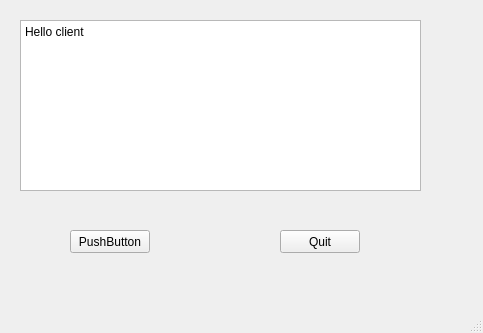
colouredpixie/GLBCQtApp, file client.ui: the form before one commit.
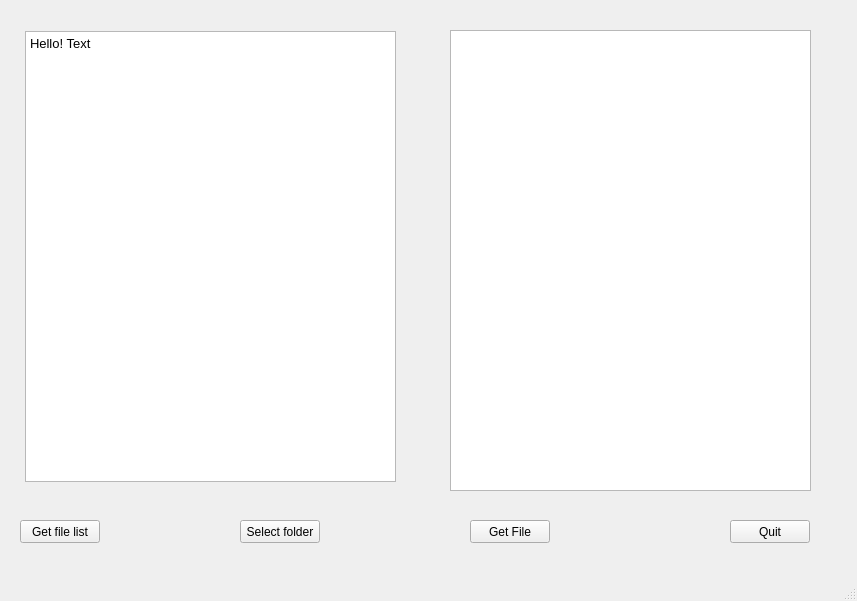
The form after the commit.

```diff
--- a/client.ui
+++ b/client.ui
@@ -6,51 +6,94 @@
    <rect>
     <x>0</x>
     <y>0</y>
-    <width>483</width>
-    <height>333</height>
+    <width>857</width>
+    <height>601</height>
    </rect>
   </property>
   <property name="windowTitle">
    <string>client</string>
   </property>
   <widget class="QWidget" name="centralwidget">
-   <widget class="QPushButton" name="pushButton">
-    <property name="geometry">
-     <rect>
-      <x>70</x>
-      <y>230</y>
-      <width>80</width>
-      <height>23</height>
-     </rect>
-    </property>
-    <property name="text">
-     <string>PushButton</string>
-    </property>
-   </widget>
-   <widget class="QPushButton" name="pushButton_2">
-    <property name="geometry">
-     <rect>
-      <x>280</x>
-      <y>230</y>
-      <width>80</width>
-      <height>23</height>
-     </rect>
-    </property>
-    <property name="text">
-     <string>Quit</string>
-    </property>
-   </widget>
-   <widget class="QPlainTextEdit" name="plainTextEdit">
+   <widget class="QPushButton" name="GetListButton">
     <property name="geometry">
      <rect>
       <x>20</x>
-      <y>20</y>
-      <width>401</width>
-      <height>171</height>
+      <y>520</y>
+      <width>80</width>
+      <height>23</height>
      </rect>
     </property>
-    <property name="plainText">
-     <string>Hello client</string>
+    <property name="text">
+     <string>Get file list</string>
+    </property>
+   </widget>
+   <widget class="QPushButton" name="QuitButton">
+    <property name="geometry">
+     <rect>
+      <x>730</x>
+      <y>520</y>
+      <width>80</width>
+      <height>23</height>
+     </rect>
+    </property>
+    <property name="text">
+     <string>Quit</string>
+    </property>
+   </widget>
+   <widget class="QPushButton" name="SelectButton">
+    <property name="geometry">
+     <rect>
+      <x>240</x>
+      <y>520</y>
+      <width>80</width>
+      <height>23</height>
+     </rect>
+    </property>
+    <property name="text">
+     <string>Select folder</string>
+    </property>
+   </widget>
+   <widget class="QPushButton" name="GetButton">
+    <property name="geometry">
+     <rect>
+      <x>470</x>
+      <y>520</y>
+      <width>80</width>
+      <height>23</height>
+     </rect>
+    </property>
+    <property name="text">
+     <string>Get File</string>
+    </property>
+   </widget>
+   <widget class="QListWidget" name="listWidget">
+    <property name="geometry">
+     <rect>
+      <x>450</x>
+      <y>30</y>
+      <width>361</width>
+      <height>461</height>
+     </rect>
+    </property>
+   </widget>
+   <widget class="QTextBrowser" name="textBrowser">
+    <property name="geometry">
+     <rect>
+      <x>25</x>
+      <y>31</y>
+      <width>371</width>
+      <height>451</height>
+     </rect>
+    </property>
+    <property name="html">
+     <string>&lt;!DOCTYPE HTML PUBLIC &quot;-//W3C//DTD HTML 4.0//EN&quot; &quot;http://www.w3.org/TR/REC-html40/strict.dtd&quot;&gt;
+&lt;html&gt;&lt;head&gt;&lt;meta name=&quot;qrichtext&quot; content=&quot;1&quot; /&gt;&lt;meta charset=&quot;utf-8&quot; /&gt;&lt;style type=&quot;text/css&quot;&gt;
+p, li { white-space: pre-wrap; }
+hr { height: 1px; border-width: 0; }
+li.unchecked::marker { content: &quot;\2610&quot;; }
+li.checked::marker { content: &quot;\2612&quot;; }
+&lt;/style&gt;&lt;/head&gt;&lt;body style=&quot; font-family:'Ubuntu'; font-size:10pt; font-weight:400; font-style:normal;&quot;&gt;
+&lt;p style=&quot; margin-top:0px; margin-bottom:0px; margin-left:0px; margin-right:0px; -qt-block-indent:0; text-indent:0px;&quot;&gt;Hello! Text&lt;/p&gt;&lt;/body&gt;&lt;/html&gt;</string>
     </property>
    </widget>
   </widget>
```
Left out of the diff: 2 changed lines with no effect on the pictures.
